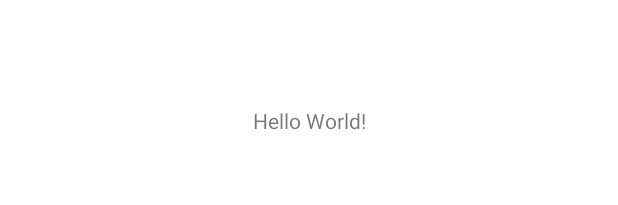
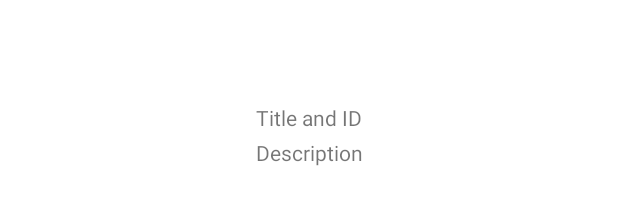
Before and after one commit to DaShagy/TPChallenges, an Android app: the layout activity_main.xml on its own in the app's theme, with its tools: preview values and no code run, on a phone screen of 412 x 824 dp. Shown: the part 498-703 px from the top of the screen. Run offline under Robolectric (Android 15) with nearby library versions, the phone set to English and light mode, and no system bars; network calls fail.

```diff
--- a/app/src/main/AndroidManifest.xml
+++ b/app/src/main/AndroidManifest.xml
@@ -1,6 +1,8 @@
 <?xml version="1.0" encoding="utf-8"?>
 <manifest xmlns:android="http://schemas.android.com/apk/res/android"
     xmlns:tools="http://schemas.android.com/tools">
+
+    <uses-permission android:name="android.permission.INTERNET"/>
 
     <application
         android:allowBackup="true"
@@ -11,6 +13,7 @@
         android:roundIcon="@mipmap/ic_launcher_round"
         android:supportsRtl="true"
         android:theme="@style/Theme.TPChallenges"
+        android:usesCleartextTraffic="true"
         tools:targetApi="31">
         <activity
             android:name=".MainActivity"
--- /dev/null
+++ b/app/src/main/java/com/dashagy/tpchallenges/Constants.kt
@@ -0,0 +1,6 @@
+package com.dashagy.tpchallenges
+
+object Constants {
+    const val API_BASE_URL = "https://api.themoviedb.org/3/"
+    const val API_KEY = "690e832aacafedb86fe9cbb75f44b1b3"
+}
--- a/app/src/main/res/layout/activity_main.xml
+++ b/app/src/main/res/layout/activity_main.xml
@@ -7,12 +7,26 @@
     tools:context=".MainActivity">
 
     <TextView
+        android:id="@+id/tv_movie_title"
         android:layout_width="wrap_content"
         android:layout_height="wrap_content"
-        android:text="Hello World!"
+        tools:text="Title and ID"
+        android:paddingHorizontal="8dp"
+        android:paddingBottom="4dp"
         app:layout_constraintBottom_toBottomOf="parent"
         app:layout_constraintEnd_toEndOf="parent"
         app:layout_constraintStart_toStartOf="parent"
-        app:layout_constraintTop_toTopOf="parent" />
+        app:layout_constraintTop_toTopOf="parent"/>
+
+    <TextView
+        android:id="@+id/tv_movie_overview"
+        android:layout_width="wrap_content"
+        android:layout_height="wrap_content"
+        android:paddingHorizontal="8dp"
+        android:paddingBottom="4dp"
+        tools:text="Description"
+        app:layout_constraintEnd_toEndOf="parent"
+        app:layout_constraintStart_toStartOf="parent"
+        app:layout_constraintTop_toBottomOf="@id/tv_movie_title"/>
 
 </androidx.constraintlayout.widget.ConstraintLayout>
```
Also changed, not shown: app/build.gradle (+17 -2 lines), app/src/main/java/com/dashagy/tpchallenges/MainActivity.kt (+32 -1 lines), app/src/main/java/com/dashagy/tpchallenges/Movie.kt (added, +10 -0 lines), app/src/main/java/com/dashagy/tpchallenges/TheMovieDatabaseAPI.kt (added, +11 -0 lines), 1 other file.
